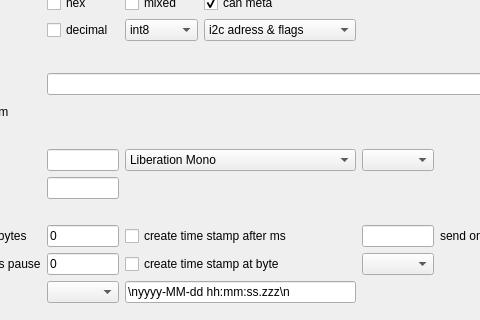
Before: the Qt Designer form ScriptCommunicator/settingsdialog.ui in szieke/ScriptCommunicator_serial-terminal, drawn with Qt 5; both pictures show x 118 to 598 and y 89 to 409 of the 940 by 613 pixel window.
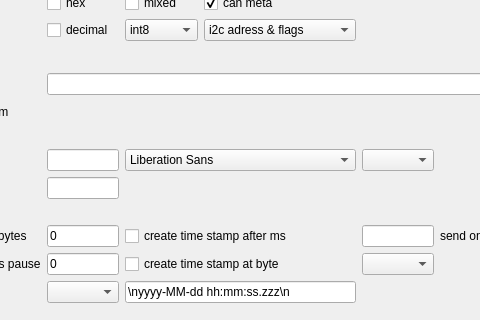
After: the same form once the commit is applied. The open tabs and pages were chosen to show the change. Icons and pictures are not drawn. Custom widgets are drawn as their Qt base class.

What changed in the file:
```diff
--- a/ScriptCommunicator/settingsdialog.ui
+++ b/ScriptCommunicator/settingsdialog.ui
@@ -2421,11 +2421,6 @@
                <property name="editable">
                 <bool>false</bool>
                </property>
-               <property name="currentFont">
-                <font>
-                 <family>Courier New</family>
-                </font>
-               </property>
               </widget>
              </item>
              <item row="4" column="3" colspan="2">
```
